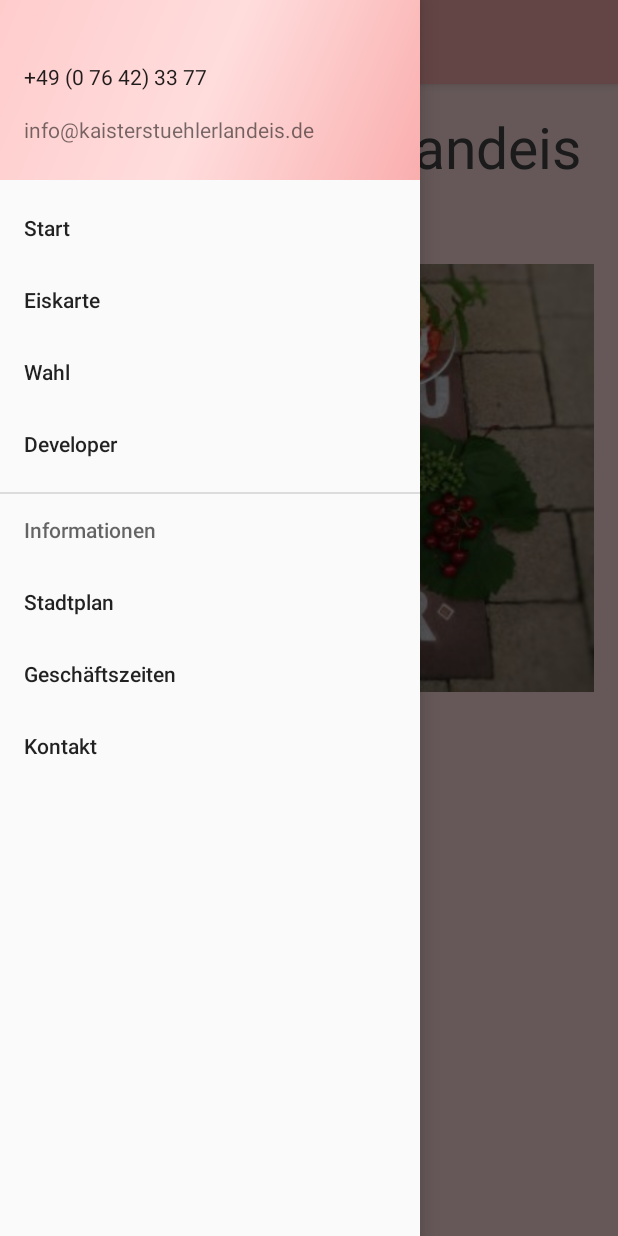
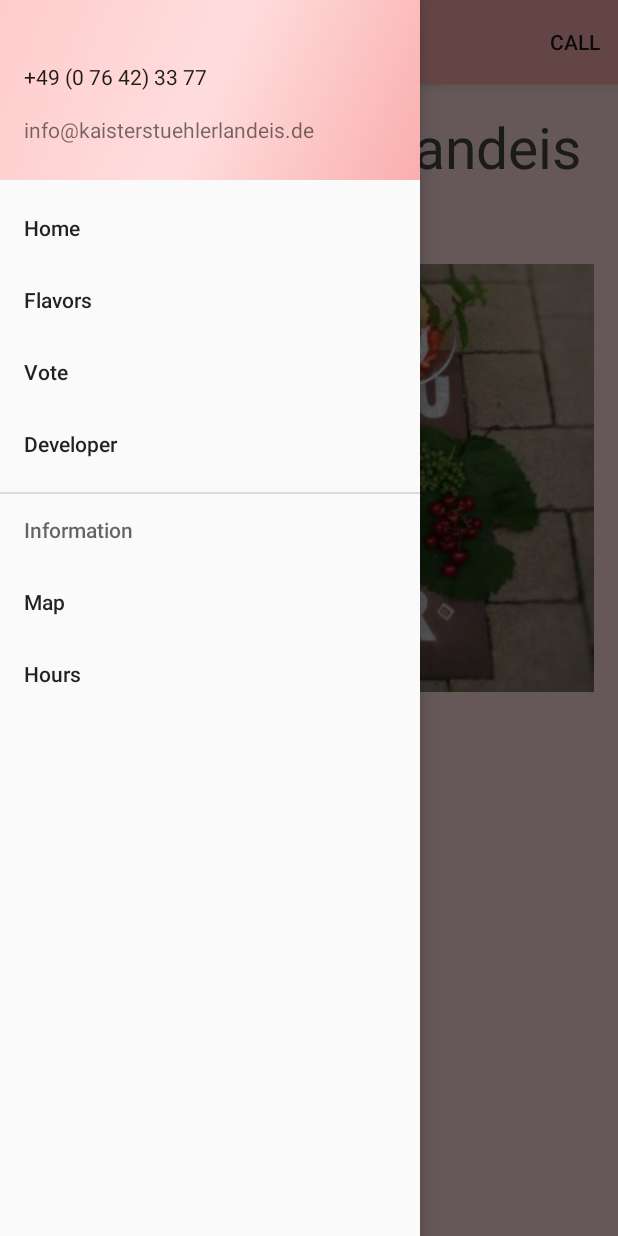
Before and after one commit to jonklep96/KaiserApp, an Android app: the StartActivity screen opened directly, with no data from a screen before it, with the side drawer open, on a phone screen of 412 x 824 dp. Run offline under Robolectric (Android 15) with nearby library versions, the phone set to English and light mode, and no system bars.

Commit message:
Broken Writing

```diff
--- a/app/src/main/java/edu/bentley/kaiserapp/main/DeveloperActivity.java
+++ b/app/src/main/java/edu/bentley/kaiserapp/main/DeveloperActivity.java
@@ -185,7 +185,7 @@ public class DeveloperActivity extends DrawerActivity {
                 stmt = con.createStatement();
 
                 stmt.executeUpdate("DROP TABLE IF EXISTS tblVotableFlavors;");
-                stmt.executeUpdate("CREATE TABLE tblVotableFlavors(flavor VARCHAR(25), vdate DATE);");
+                stmt.executeUpdate("CREATE TABLE tblVotableFlavors(flavor VARCHAR(25), date DATE);");
 
                 stmt.executeUpdate("INSERT INTO tblVotableFlavors VALUES('Vanilla', '2016-04-01');");
                 stmt.executeUpdate("INSERT INTO tblVotableFlavors VALUES('Chocolate', '2016-04-01');");
@@ -224,11 +224,11 @@ public class DeveloperActivity extends DrawerActivity {
                 stmt = con.createStatement();
 
                 stmt.executeUpdate("DROP TABLE IF EXISTS tblTruck;");
-                stmt.executeUpdate("CREATE TABLE tblTruck(tdate DATE, lat VARCHAR(25), lng VARCHAR(25));");
+                stmt.executeUpdate("CREATE TABLE tblTruck(date DATE, lat VARCHAR(25), lng VARCHAR(25));");
 
                 stmt.executeUpdate("INSERT INTO tblTruck VALUES('2016-04-20', 48.136954, 7.657983);");
                 stmt.executeUpdate("INSERT INTO tblTruck VALUES('2016-04-21', 48.130441, 7.653807);");
-                stmt.executeUpdate("INSERT INTO tblTruck VALUES('2016-04-28', 48.127872, 7.641587);");
+                stmt.executeUpdate("INSERT INTO tblTruck VALUES('2016-04-27', 48.127872, 7.641587);");
 
                 con.close();
 
--- a/app/src/main/java/edu/bentley/kaiserapp/main/StartActivity.java
+++ b/app/src/main/java/edu/bentley/kaiserapp/main/StartActivity.java
@@ -1,11 +1,18 @@
 package edu.bentley.kaiserapp.main;
 
+import android.content.Intent;
+import android.net.Uri;
 import android.os.Bundle;
+import android.view.View;
 
 import edu.bentley.kaiserapp.*;
 
 public class StartActivity extends DrawerActivity {
 
+    /**
+     * Key to be used to indicate how to start
+     * the activity when calling the parent activity
+     */
     public final static String NAME = "start";
 
     @Override
@@ -15,5 +22,16 @@ public class StartActivity extends DrawerActivity {
         savedInstanceState.putString(ACTIVITY_KEY, NAME);
 
         super.onCreate(savedInstanceState);
+
+        /**
+         * Starts up the website when the user clicks on the picture
+         */
+        findViewById(R.id.start_pic).setOnClickListener(new View.OnClickListener() {
+            @Override
+            public void onClick(View v) {
+                Intent browserIntent = new Intent(Intent.ACTION_VIEW, Uri.parse(getResources().getString(R.string.url_address)));
+                startActivity(browserIntent);
+            }
+        });
     }
 }
--- a/app/src/main/java/edu/bentley/kaiserapp/main/VotingActivity.java
+++ b/app/src/main/java/edu/bentley/kaiserapp/main/VotingActivity.java
@@ -187,7 +187,7 @@ public class VotingActivity extends DrawerActivity {
                 Calendar c = Calendar.getInstance();
                 boolean flag = true;
                 while (result.next()) {
-                    Date date = result.getDate("vdate");
+                    Date date = result.getDate("date");
                     String num = result.getString("phone_number");
                     if ((date.getMonth() == c.get(Calendar.MONTH)) && (date.getYear() == (c.get(Calendar.YEAR)-1900))) {
                         flag = false;
--- a/app/src/main/res/layout/activity_start.xml
+++ b/app/src/main/res/layout/activity_start.xml
@@ -17,7 +17,7 @@
         android:text="@string/app_name"
         style="@style/AppTitle"/>
 
-    <ImageView
+    <ImageView android:id="@+id/start_pic"
         android:layout_width="match_parent"
         android:layout_height="wrap_content"
         android:layout_marginTop="@dimen/start_pic_margin_top"
--- a/app/src/main/res/menu/activity_drawer_drawer.xml
+++ b/app/src/main/res/menu/activity_drawer_drawer.xml
@@ -1,39 +1,30 @@
 <?xml version="1.0" encoding="utf-8"?>
 <menu xmlns:android="http://schemas.android.com/apk/res/android">
 
+    <!-- Create the list that will be seen in the Navigation Drawer -->
     <group android:checkableBehavior="none">
-        <!--android:icon="@drawable/ic_menu_home" debug-->
         <item
             android:id="@+id/nav_start"
-            android:title="Start" />
-        <!--android:icon="@drawable/ic_menu_flavors" debug-->
+            android:title="Home" />
         <item
             android:id="@+id/nav_flavors"
-            android:title="Eiskarte" />
-        <!--android:icon="@drawable/ic_menu_voting" debug-->
+            android:title="Flavors" />
         <item
             android:id="@+id/nav_voting"
-            android:title="Wahl" />
-        <!--android:icon="@drawable/ic_menu_developer" debug-->
+            android:title="Vote" />
         <item
             android:id="@+id/nav_developer"
             android:title="Developer" />
     </group>
 
-    <item android:title="Informationen">
+    <item android:title="Information">
         <menu>
-            <!--android:icon="@drawable/ic_menu_map" debug-->
             <item
                 android:id="@+id/nav_map"
-                android:title="Stadtplan" />
-            <!--android:icon="@drawable/ic_menu_hours" debug-->
+                android:title="Map" />
             <item
                 android:id="@+id/nav_sched"
-                android:title="Geschäftszeiten" />
-            <!--android:icon="@drawable/ic_menu_phone" debug-->
-            <item
-                android:id="@+id/nav_contact"
-                android:title="Kontakt" />
+                android:title="Hours" />
         </menu>
     </item>
 
--- /dev/null
+++ b/app/src/main/res/menu/option_menu.xml
@@ -0,0 +1,7 @@
+<?xml version="1.0" encoding="utf-8"?>
+<menu xmlns:android="http://schemas.android.com/apk/res/android"
+    xmlns:app="http://schemas.android.com/apk/res-auto">
+    <item android:title="@string/action_call"
+        app:showAsAction="always"
+        android:id="@+id/action_call"/>
+</menu>
--- a/app/src/main/res/values/strings.xml
+++ b/app/src/main/res/values/strings.xml
@@ -2,16 +2,13 @@
     <string name="app_name">Kaiserstühler Landeis</string>
     <string name="title_activity_contact">Contact</string>
     <string name="store_address">79346 Endingen-Königschaffhausen\nUntere Guldenstr. 10</string>
-
-    <!-- Voting Error Activity Text -->
-    <string name="voting_error_message">Thanks for voting, but you have already voted this month. Try again next month.</string>
-    <string name="btn_voting_home">Go to Home Screen</string>
+    <string name="url_address">http://www.kaiserstuehlerlandeis.de/index.php/index.html</string>
 
     <!-- Contact Activity Text -->
     <string-array name="schedule_days">
         <item name="g_monday">Monday</item>
         <item name="g_tuesday">Tuesday</item>
-        <item name="g_wednesday">Wednesdya</item>
+        <item name="g_wednesday">Wednesday</item>
         <item name="g_thursday">Thursday</item>
         <item name="g_friday">Friday</item>
         <item name="g_saturday">Saturday</item>
@@ -38,5 +35,5 @@
     <string name="phone_number">+49 (0 76 42) 33 77</string>
 
     <!-- Option Menu List -->
-    <string name="action_settings">Settings</string>
+    <string name="action_call">Call</string>
 </resources>
```
Also changed, not shown: app/src/main/AndroidManifest.xml (+5 -9 lines), app/src/main/java/edu/bentley/kaiserapp/Animation/animation.java (+66 -56 lines), app/src/main/java/edu/bentley/kaiserapp/DrawerActivity.java (+24 -2 lines), app/src/main/java/edu/bentley/kaiserapp/main/FlavorsActivity.java (+3 -39 lines).
